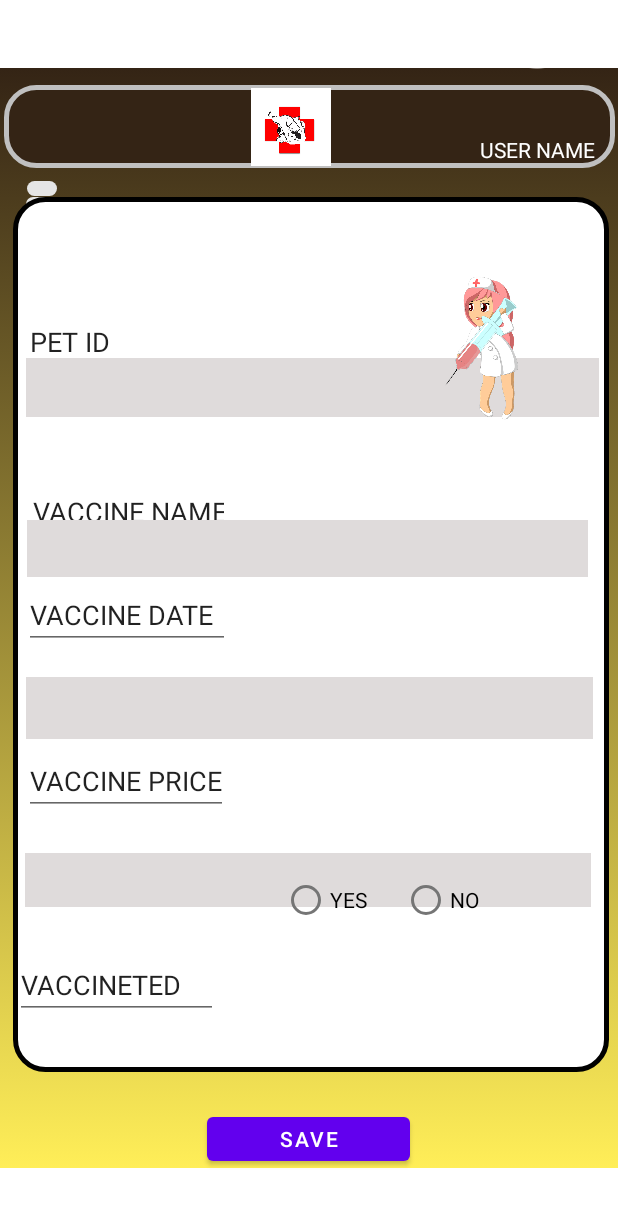
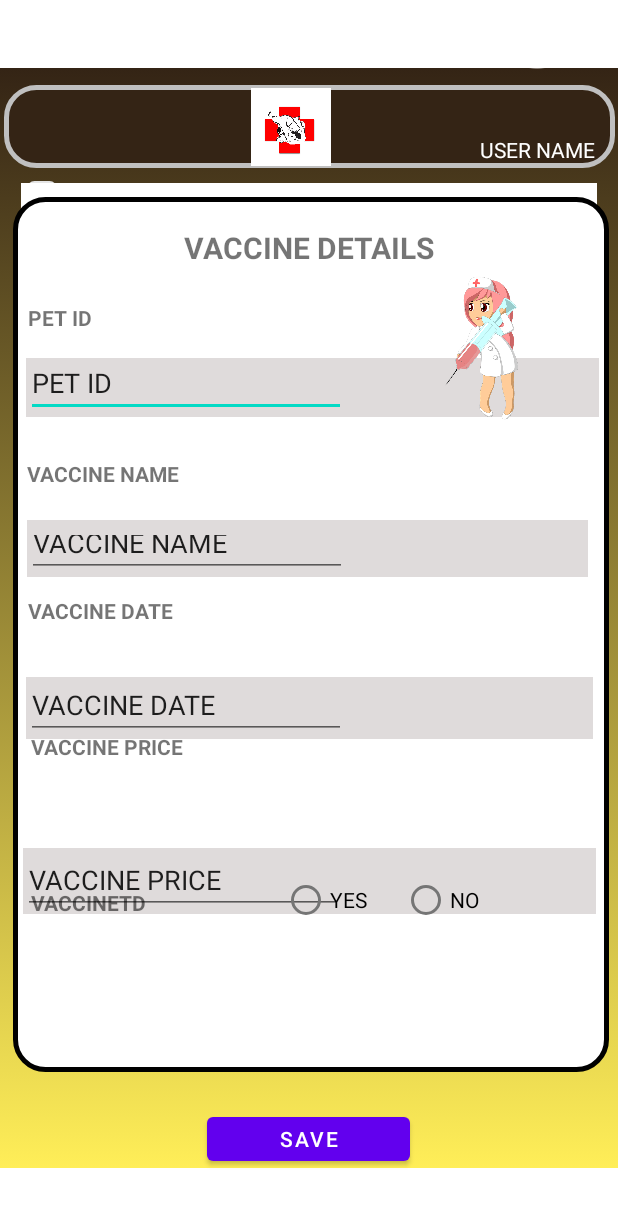
Before and after one commit to RanasingheTKSA/MAD-PETDOC, an Android app: the layout vaccine_details.xml on its own in the app's theme, with its tools: preview values and no code run, on a phone screen of 412 x 824 dp. Shown: the top 1207 px of the screen. Run offline under Robolectric (Android 15) with nearby library versions, the phone set to English and light mode, and no system bars.

Commit message:
master details update

```diff
--- a/app/src/main/res/layout/dog.xml
+++ b/app/src/main/res/layout/dog.xml
@@ -120,32 +120,14 @@
     <SearchView
         android:layout_width="384dp"
         android:layout_height="40dp"
-        android:layout_marginStart="21dp"
-        android:layout_marginLeft="21dp"
         android:layout_marginTop="75dp"
-        android:layout_marginEnd="6dp"
-        android:layout_marginRight="6dp"
         android:layout_marginBottom="616dp"
+        android:background="#FFFFFF"
         android:contentDescription="@string/search"
         app:layout_constraintBottom_toBottomOf="parent"
         app:layout_constraintEnd_toEndOf="parent"
         app:layout_constraintStart_toStartOf="parent"
         app:layout_constraintTop_toTopOf="parent" />
-
-    <EditText
-        android:id="@+id/detailsofpetspage"
-        android:layout_width="wrap_content"
-        android:layout_height="wrap_content"
-        android:contentDescription="@string/dogpageheading"
-        android:ems="10"
-        android:inputType="textPersonName"
-        android:text="DOGS"
-        app:layout_constraintBottom_toBottomOf="parent"
-        app:layout_constraintEnd_toEndOf="parent"
-        app:layout_constraintHorizontal_bias="0.5"
-        app:layout_constraintStart_toStartOf="parent"
-        app:layout_constraintTop_toTopOf="parent"
-        app:layout_constraintVertical_bias="0.183" />
 
     <ImageView
         android:id="@+id/imageView15"
@@ -245,59 +227,69 @@
         app:layout_constraintTop_toTopOf="parent"
         app:srcCompat="@drawable/icons8_dog_40" />
 
-    <EditText
-        android:id="@+id/dogpageintroduction"
+    <TextView
+        android:id="@+id/dogs"
         android:layout_width="wrap_content"
         android:layout_height="wrap_content"
-        android:layout_marginTop="228dp"
-        android:contentDescription="@string/dogpageintroduction"
-        android:ems="10"
-        android:inputType="textPersonName"
-        android:text="INTRODUCTION"
+        android:layout_marginTop="128dp"
+        android:contentDescription="@string/dogheadings"
+        android:text="DOGS"
+        android:textSize="24sp"
         app:layout_constraintEnd_toEndOf="parent"
-        app:layout_constraintHorizontal_bias="0.686"
+        app:layout_constraintHorizontal_bias="0.498"
         app:layout_constraintStart_toStartOf="parent"
         app:layout_constraintTop_toTopOf="parent" />
 
-    <EditText
-        android:id="@+id/originofbreed"
+    <TextView
+        android:id="@+id/introductions"
         android:layout_width="wrap_content"
         android:layout_height="wrap_content"
-        android:layout_marginStart="139dp"
-        android:layout_marginLeft="139dp"
-        android:layout_marginTop="360dp"
-        android:contentDescription="@string/dogpageoriginofbreed"
-        android:ems="10"
-        android:inputType="textPersonName"
-        android:text="ORIGIN OF BREED"
+        android:layout_marginTop="231dp"
+        android:contentDescription="@string/dogintro"
+        android:text="INTRODUCTIONS"
+        android:textSize="16sp"
+        app:layout_constraintEnd_toEndOf="parent"
+        app:layout_constraintHorizontal_bias="0.5"
         app:layout_constraintStart_toStartOf="parent"
         app:layout_constraintTop_toTopOf="parent" />
 
-    <EditText
+    <TextView
+        android:id="@+id/originofbreeds"
+        android:layout_width="wrap_content"
+        android:layout_height="wrap_content"
+        android:layout_marginTop="368dp"
+        android:contentDescription="@string/originofbreeds"
+        android:text="ORIGIN OF BREEDS"
+        app:layout_constraintEnd_toEndOf="parent"
+        app:layout_constraintHorizontal_bias="0.5"
+        app:layout_constraintStart_toStartOf="parent"
+        app:layout_constraintTop_toTopOf="parent" />
+
+    <TextView
         android:id="@+id/nutritionandgrowth"
         android:layout_width="wrap_content"
         android:layout_height="wrap_content"
-        android:layout_marginStart="141dp"
-        android:layout_marginLeft="141dp"
-        android:layout_marginTop="487dp"
-        android:contentDescription="@string/dogpagenutritionandgrowth"
-        android:ems="10"
-        android:inputType="textPersonName"
-        android:text="NUTRITION AND GROUTH"
+        android:layout_marginStart="70dp"
+        android:layout_marginLeft="70dp"
+        android:layout_marginTop="504dp"
+        android:contentDescription="@string/nutritionandgrowth"
+        android:text="NUTRITION AND GROWTH"
+        app:layout_constraintEnd_toEndOf="parent"
+        app:layout_constraintHorizontal_bias="0.5"
         app:layout_constraintStart_toStartOf="parent"
         app:layout_constraintTop_toTopOf="parent" />
 
-    <EditText
+    <TextView
         android:id="@+id/diseasesandvaccines"
         android:layout_width="wrap_content"
         android:layout_height="wrap_content"
-        android:layout_marginStart="146dp"
-        android:layout_marginLeft="146dp"
-        android:layout_marginTop="616dp"
-        android:contentDescription="@string/dogpagediseasesandvaccines"
-        android:ems="10"
-        android:inputType="textPersonName"
+        android:layout_marginStart="70dp"
+        android:layout_marginLeft="70dp"
+        android:layout_marginTop="635dp"
+        android:contentDescription="@string/diseasesandvaccines"
         android:text="DISEASES AND VACCINES"
+        app:layout_constraintEnd_toEndOf="parent"
+        app:layout_constraintHorizontal_bias="0.5"
         app:layout_constraintStart_toStartOf="parent"
         app:layout_constraintTop_toTopOf="parent" />
 
--- a/app/src/main/res/layout/vaccine_details.xml
+++ b/app/src/main/res/layout/vaccine_details.xml
@@ -121,12 +121,13 @@
     <SearchView
         android:layout_width="384dp"
         android:layout_height="40dp"
-        android:layout_marginStart="21dp"
-        android:layout_marginLeft="21dp"
+        android:layout_marginStart="5dp"
+        android:layout_marginLeft="5dp"
         android:layout_marginTop="75dp"
-        android:layout_marginEnd="6dp"
-        android:layout_marginRight="6dp"
+        android:layout_marginEnd="5dp"
+        android:layout_marginRight="5dp"
         android:layout_marginBottom="616dp"
+        android:background="#FFFFFF"
         android:contentDescription="@string/search"
         app:layout_constraintBottom_toBottomOf="parent"
         app:layout_constraintEnd_toEndOf="parent"
@@ -151,108 +152,6 @@
         app:layout_constraintVertical_bias="0.0"
         app:srcCompat="@drawable/background_template2" />
 
-    <EditText
-        android:id="@+id/VACCINEDETAILS"
-        android:layout_width="wrap_content"
-        android:layout_height="wrap_content"
-        android:layout_marginStart="36dp"
-        android:layout_marginLeft="36dp"
-        android:layout_marginTop="139dp"
-        android:layout_marginEnd="165dp"
-        android:layout_marginRight="165dp"
-        android:layout_marginBottom="547dp"
-        android:contentDescription="@string/petcard"
-        android:ems="10"
-        android:inputType="textPersonName"
-        android:text="VACCINE DETAILS"
-        app:layout_constraintBottom_toBottomOf="parent"
-        app:layout_constraintEnd_toEndOf="parent"
-        app:layout_constraintStart_toStartOf="parent"
-        app:layout_constraintTop_toTopOf="parent"
-        app:layout_constraintVertical_bias="1.0" />
-
-    <EditText
-        android:id="@+id/PETID"
-        android:layout_width="106dp"
-        android:layout_height="42dp"
-        android:contentDescription="@string/id"
-        android:ems="10"
-        android:inputType="textPersonName"
-        android:text="PET ID"
-        app:layout_constraintBottom_toBottomOf="parent"
-        app:layout_constraintEnd_toEndOf="parent"
-        app:layout_constraintHorizontal_bias="0.052"
-        app:layout_constraintStart_toStartOf="parent"
-        app:layout_constraintTop_toTopOf="parent"
-        app:layout_constraintVertical_bias="0.267" />
-
-    <EditText
-        android:id="@+id/VACCINEPRICE"
-        android:layout_width="136dp"
-        android:layout_height="43dp"
-        android:layout_marginStart="8dp"
-        android:layout_marginLeft="8dp"
-        android:layout_marginTop="390dp"
-        android:contentDescription="@string/vaccineprice"
-        android:ems="10"
-        android:inputType="textPersonName"
-        android:text="VACCINE PRICE"
-        app:layout_constraintBottom_toBottomOf="parent"
-        app:layout_constraintEnd_toEndOf="parent"
-        app:layout_constraintHorizontal_bias="0.029"
-        app:layout_constraintStart_toStartOf="parent"
-        app:layout_constraintTop_toTopOf="parent"
-        app:layout_constraintVertical_bias="0.281" />
-
-    <EditText
-        android:id="@+id/VACCINETED"
-        android:layout_width="135dp"
-        android:layout_height="45dp"
-        android:layout_marginTop="390dp"
-        android:contentDescription="@string/radiobutton"
-        android:ems="10"
-        android:inputType="textPersonName"
-        android:text="VACCINETED"
-        app:layout_constraintBottom_toBottomOf="parent"
-        app:layout_constraintEnd_toEndOf="parent"
-        app:layout_constraintHorizontal_bias="0.036"
-        app:layout_constraintStart_toStartOf="parent"
-        app:layout_constraintTop_toTopOf="parent"
-        app:layout_constraintVertical_bias="0.628" />
-
-    <EditText
-        android:id="@+id/VACCINEDATE"
-        android:layout_width="137dp"
-        android:layout_height="39dp"
-        android:layout_marginStart="15dp"
-        android:layout_marginLeft="15dp"
-        android:layout_marginTop="326dp"
-        android:contentDescription="@string/breed"
-        android:ems="10"
-        android:inputType="textPersonName"
-        android:text="VACCINE DATE"
-        app:layout_constraintBottom_toBottomOf="parent"
-        app:layout_constraintEnd_toEndOf="parent"
-        app:layout_constraintHorizontal_bias="0.003"
-        app:layout_constraintStart_toStartOf="parent"
-        app:layout_constraintTop_toTopOf="parent"
-        app:layout_constraintVertical_bias="0.147" />
-
-    <EditText
-        android:id="@+id/VACCINENAME"
-        android:layout_width="135dp"
-        android:layout_height="45dp"
-        android:contentDescription="@string/name"
-        android:ems="10"
-        android:inputType="textPersonName"
-        android:text="VACCINE NAME"
-        app:layout_constraintBottom_toBottomOf="parent"
-        app:layout_constraintEnd_toEndOf="parent"
-        app:layout_constraintHorizontal_bias="0.065"
-        app:layout_constraintStart_toStartOf="parent"
-        app:layout_constraintTop_toTopOf="parent"
-        app:layout_constraintVertical_bias="0.409" />
-
     <TableRow
         android:layout_width="382dp"
         android:layout_height="39dp"
@@ -266,6 +165,13 @@
         app:layout_constraintTop_toTopOf="parent"
         app:layout_constraintVertical_bias="0.053">
 
+        <EditText
+            android:id="@+id/petidinput"
+            android:layout_width="wrap_content"
+            android:layout_height="wrap_content"
+            android:ems="10"
+            android:inputType="textPersonName"
+            android:text="PET ID" />
     </TableRow>
 
     <TableRow
@@ -283,6 +189,13 @@
         app:layout_constraintTop_toTopOf="parent"
         app:layout_constraintVertical_bias="0.148">
 
+        <EditText
+            android:id="@+id/vaccinenameinput"
+            android:layout_width="wrap_content"
+            android:layout_height="wrap_content"
+            android:ems="10"
+            android:inputType="textPersonName"
+            android:text="VACCINE NAME " />
     </TableRow>
 
     <TableRow
@@ -300,11 +213,18 @@
         app:layout_constraintTop_toTopOf="parent"
         app:layout_constraintVertical_bias="0.274">
 
+        <EditText
+            android:id="@+id/vaccinedateinput"
+            android:layout_width="wrap_content"
+            android:layout_height="wrap_content"
+            android:ems="10"
+            android:inputType="textPersonName"
+            android:text="VACCINE DATE" />
     </TableRow>
 
     <TableRow
-        android:layout_width="377dp"
-        android:layout_height="36dp"
+        android:layout_width="382dp"
+        android:layout_height="44dp"
         android:layout_marginStart="9dp"
         android:layout_marginLeft="9dp"
         android:layout_marginTop="390dp"
@@ -317,6 +237,14 @@
         app:layout_constraintTop_toTopOf="parent"
         app:layout_constraintVertical_bias="0.449">
 
+        <EditText
+            android:id="@+id/vaccinepriceinput"
+            android:layout_width="wrap_content"
+            android:layout_height="wrap_content"
+            android:contentDescription="@string/vdvaccineprice"
+            android:ems="10"
+            android:inputType="textPersonName"
+            android:text="VACCINE PRICE" />
     </TableRow>
 
     <Button
@@ -376,4 +304,81 @@
         app:layout_constraintStart_toStartOf="parent"
         app:layout_constraintTop_toTopOf="parent" />
 
+    <TextView
+        android:id="@+id/vaccinedetail"
+        android:layout_width="wrap_content"
+        android:layout_height="wrap_content"
+        android:layout_marginTop="151dp"
+        android:contentDescription="@string/vrheading"
+        android:text="VACCINE DETAILS"
+        android:textSize="20sp"
+        android:textStyle="bold"
+        app:layout_constraintEnd_toEndOf="parent"
+        app:layout_constraintHorizontal_bias="0.5"
+        app:layout_constraintStart_toStartOf="parent"
+        app:layout_constraintTop_toTopOf="parent" />
+
+    <TextView
+        android:id="@+id/petid"
+        android:layout_width="wrap_content"
+        android:layout_height="wrap_content"
+        android:layout_marginTop="202dp"
+        android:contentDescription="@string/vdpetid"
+        android:text="PET ID"
+        android:textStyle="bold"
+        app:layout_constraintEnd_toEndOf="parent"
+        app:layout_constraintHorizontal_bias="0.051"
+        app:layout_constraintStart_toStartOf="parent"
+        app:layout_constraintTop_toTopOf="parent" />
+
+    <TextView
+        android:id="@+id/vaccinename"
+        android:layout_width="wrap_content"
+        android:layout_height="wrap_content"
+        android:layout_marginTop="306dp"
+        android:contentDescription="@string/vdvaccinename"
+        android:text="VACCINE NAME"
+        android:textStyle="bold"
+        app:layout_constraintEnd_toEndOf="parent"
+        app:layout_constraintHorizontal_bias="0.058"
+        app:layout_constraintStart_toStartOf="parent"
+        app:layout_constraintTop_toTopOf="parent" />
+
+    <TextView
+        android:id="@+id/vaccinedate"
+        android:layout_width="wrap_content"
+        android:layout_height="wrap_content"
+        android:layout_marginTop="397dp"
+        android:contentDescription="@string/vdvaccinedate"
+        android:text="VACCINE DATE"
+        android:textStyle="bold"
+        app:layout_constraintEnd_toEndOf="parent"
+        app:layout_constraintHorizontal_bias="0.06"
+        app:layout_constraintStart_toStartOf="parent"
+        app:layout_constraintTop_toTopOf="parent" />
+
+    <TextView
+        android:id="@+id/vaccineprice"
+        android:layout_width="wrap_content"
+        android:layout_height="wrap_content"
+        android:layout_marginTop="488dp"
+        android:text="VACCINE PRICE"
+        android:textStyle="bold"
+        app:layout_constraintEnd_toEndOf="parent"
+        app:layout_constraintHorizontal_bias="0.067"
+        app:layout_constraintStart_toStartOf="parent"
+        app:layout_constraintTop_toTopOf="parent" />
+
+    <TextView
+        android:id="@+id/vaccinated"
+        android:layout_width="80dp"
+        android:layout_height="24dp"
+        android:layout_marginTop="592dp"
+        android:text="VACCINETD"
+        android:textStyle="bold"
+        app:layout_constraintEnd_toEndOf="parent"
+        app:layout_constraintHorizontal_bias="0.062"
+        app:layout_constraintStart_toStartOf="parent"
+        app:layout_constraintTop_toTopOf="parent" />
+
 </androidx.constraintlayout.widget.ConstraintLayout>
--- a/app/src/main/res/values/strings.xml
+++ b/app/src/main/res/values/strings.xml
@@ -162,6 +162,16 @@
     <string name="catoob">CatOOB</string>
     <string name="catnag">CatNAG</string>
     <string name="catdav">CatDAV</string>
+    <string name="dogheadings">DogHeadings</string>
+    <string name="dogintro">DogIntro</string>
+    <string name="originofbreeds">OriginOfBreeds</string>
+    <string name="nutritionandgrowth">NutritionAndGrowth</string>
+    <string name="diseasesandvaccines">DiseasesAndVaccines</string>
+    <string name="vrheading">VRHeading</string>
+    <string name="vdpetid">VDPetId</string>
+    <string name="vdvaccinename">VDVaccineName</string>
+    <string name="vdvaccinedate">VDVaccineDate</string>
+    <string name="vdvaccineprice">VDVaccinePrice</string>
 
 
 </resources>
```
